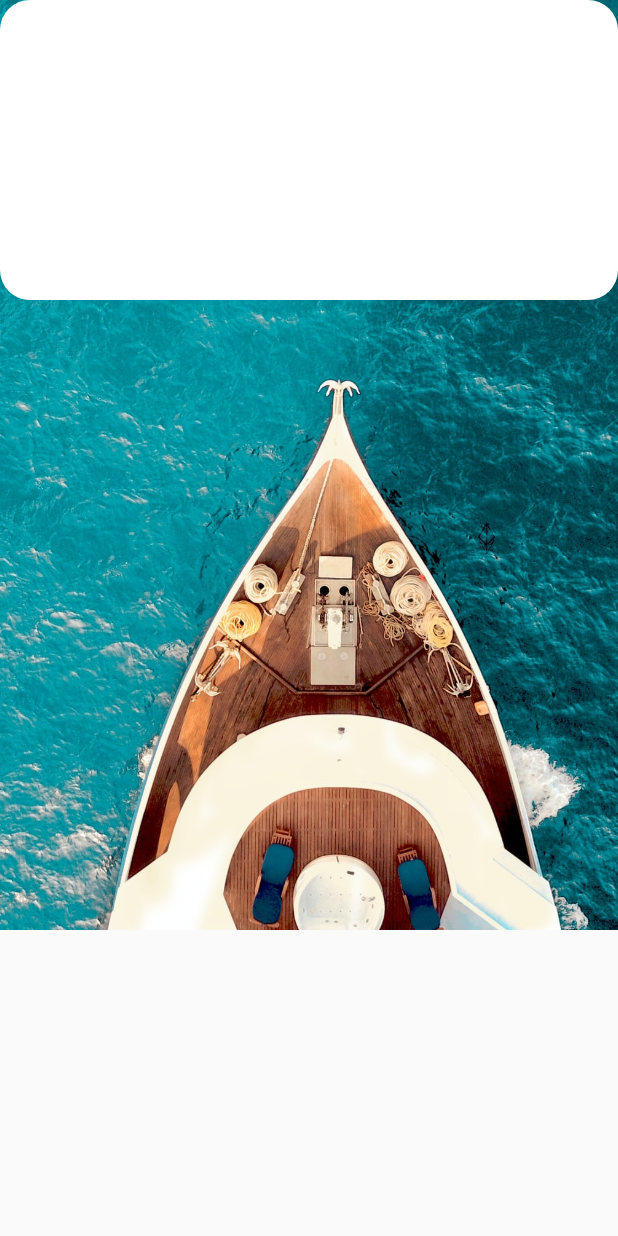
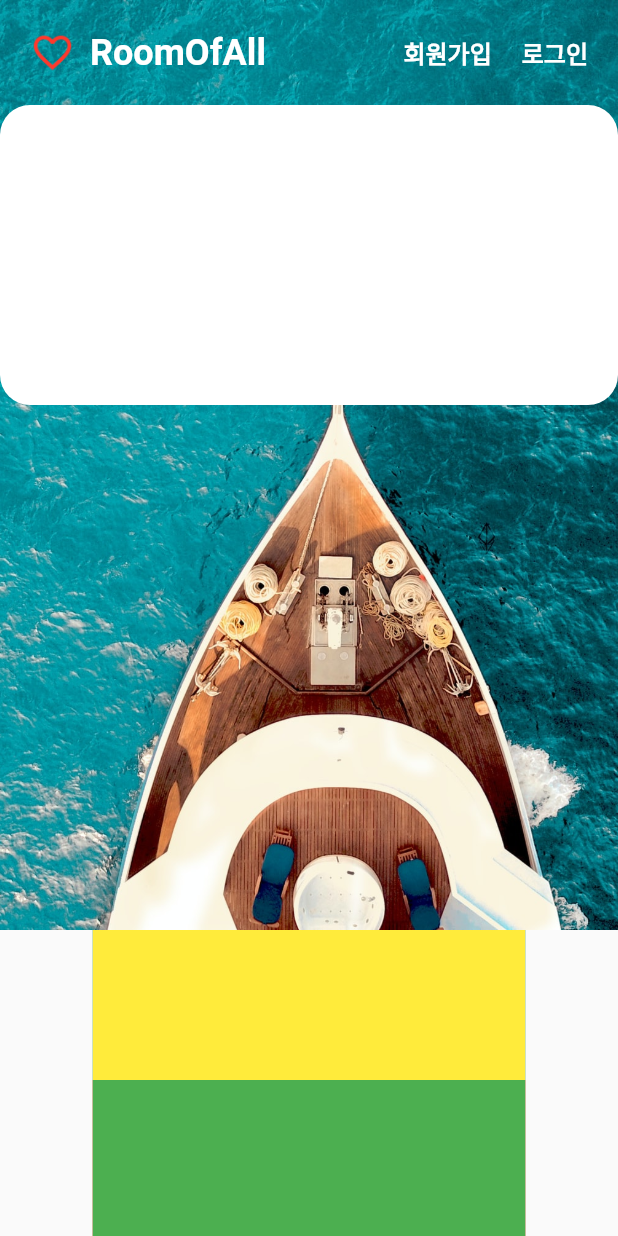
Before and after one commit to hyonna12/flutter-airbnb, a Flutter app: the screen it shows after launch, on a phone screen of 412 x 824 dp. Run offline on Flutter 3.47's test engine with Material 2 defaults, Android fonts, the phone set to English and light mode, and no system bars.

Commit message:
home_header_apppbar

```diff
--- /dev/null
+++ b/lib/components/common/logo.dart
@@ -0,0 +1,18 @@
+import 'package:flutter/material.dart';
+import 'package:flutter_airbnb/constants.dart';
+
+class Logo extends StatelessWidget {
+  const Logo({
+    Key? key,
+  }) : super(key: key);
+
+  @override
+  Widget build(BuildContext context) {
+    return Image.asset(
+      "assets/logo.png",
+      width: 30,
+      height: 30,
+      color: kAccentColor,
+    );
+  }
+}
--- a/lib/components/home/home_body.dart
+++ b/lib/components/home/home_body.dart
@@ -1,10 +1,24 @@
 import 'package:flutter/material.dart';
+import 'package:flutter_airbnb/components/home/home_body_popular.dart';
+import 'package:flutter_airbnb/components/home/home_header_banner.dart';
+import 'package:flutter_airbnb/size.dart';
 
 class HomeBody extends StatelessWidget {
   const HomeBody({Key? key}) : super(key: key);
 
   @override
   Widget build(BuildContext context) {
-    return Container();
+    return Align(
+      alignment: Alignment.center,
+      child: SizedBox(
+        width: getBodyWidth(context),
+        child: Column(
+          children: [
+            HomeBodyBanner(),
+            HomeBodyPopualr(),
+          ],
+        ),
+      ),
+    );
   }
 }
--- a/lib/components/home/home_body_popular.dart
+++ b/lib/components/home/home_body_popular.dart
@@ -0,0 +1,41 @@
+import 'package:flutter/material.dart';
+import 'package:flutter_airbnb/components/home/home_body_popular_item.dart';
+
+class HomeBodyPopualr extends StatelessWidget {
+  const HomeBodyPopualr({Key? key}) : super(key: key);
+
+  @override
+  Widget build(BuildContext context) {
+    return Column(
+      // column은 가운데 정렬
+      // 왼쪽 정렬하려면 crossaxisalign
+      crossAxisAlignment: CrossAxisAlignment.start,
+      children: [
+        _buildPopularTitle(),
+        _buildPopularList(),
+      ],
+    );
+  }
+
+  Widget _buildPopularTitle() {
+    return SizedBox();
+  }
+
+  Widget _buildPopularList() {
+    return Container(
+      // 나중에 빼기
+      color: Colors.red,
+      child: Wrap(
+        // row 는 깨짐
+        children: [
+          // 사진을 선택하기 위해 id 값 필요
+          HomeBodyPopularItem(id: 0),
+          SizedBox(width: 7.5), // 남는 공간이 15니까 (전체 width에서 -5씩 해줬음) spacer 해도됨
+          HomeBodyPopularItem(id: 1),
+          SizedBox(width: 7.5),
+          HomeBodyPopularItem(id: 2),
+        ],
+      ),
+    );
+  }
+}
--- a/lib/components/home/home_body_popular_item.dart
+++ b/lib/components/home/home_body_popular_item.dart
@@ -0,0 +1,56 @@
+import 'package:flutter/material.dart';
+import 'package:flutter_airbnb/size.dart';
+
+class HomeBodyPopularItem extends StatelessWidget {
+  HomeBodyPopularItem({required this.id, Key? key}) : super(key: key);
+  // {}내부는 선택적 매개변수 - 넣어도 되고 안넣어도 됨
+  // 꼭 받아야하는 건 required 걸기
+// final은 클래스가 new될때 초기화돼야함
+  final id;
+  final popularList = [
+    "p1.jpeg",
+    "p2.jpeg",
+    "p3.jpeg",
+  ];
+
+  @override
+  Widget build(BuildContext context) {
+    // container의 크기
+    // 전체 1000이라면 populatitemWidth = 700/3 -5 = 228
+    double popularitemWidth = getBodyWidth(context) / 3 - 5;
+
+    return Container(
+      color: Colors.green,
+      height: 200,
+      width: popularitemWidth,
+      // 나중에 지웠다 추가했다 해보기
+      constraints: BoxConstraints(
+        minWidth: 320, // 최소값 - 가장 작은 디바이스 크기
+      ),
+      child: Column(
+        children: [
+          _buildPopulaItemImage(),
+          _buildPopularItemStar(),
+          _buildPopularItemComment(),
+          _buildPopularItemUserInfo(),
+        ],
+      ),
+    );
+  }
+
+  Widget _buildPopulaItemImage() {
+    return SizedBox();
+  }
+
+  Widget _buildPopularItemStar() {
+    return SizedBox();
+  }
+
+  Widget _buildPopularItemComment() {
+    return SizedBox();
+  }
+
+  Widget _buildPopularItemUserInfo() {
+    return SizedBox();
+  }
+}
--- a/lib/components/home/home_header.dart
+++ b/lib/components/home/home_header.dart
@@ -9,8 +9,10 @@ class HomeHeader extends StatelessWidget {
   @override
   Widget build(BuildContext context) {
     // 백그라운드 이미지 넣기
-    return Container(
+    return SizedBox(
+      width: double.infinity,
       height: header_height,
+      child: Container(
         decoration: BoxDecoration(
           image: DecorationImage(
             image: AssetImage("assets/background.jpeg"),
@@ -23,6 +25,7 @@ class HomeHeader extends StatelessWidget {
             HomeHeaderForm(),
           ],
         ),
+      ),
     );
   }
 }
--- a/lib/components/home/home_header_appbar.dart
+++ b/lib/components/home/home_header_appbar.dart
@@ -1,25 +1,48 @@
 import 'package:flutter/material.dart';
+import 'package:flutter_airbnb/components/common/logo.dart';
+import 'package:flutter_airbnb/size.dart';
+import 'package:flutter_airbnb/styles.dart';
 
 class HomeHeaderAppBar extends StatelessWidget {
   const HomeHeaderAppBar({Key? key}) : super(key: key);
 
   @override
   Widget build(BuildContext context) {
-    return Row(
-      children: [
-        _buildAppBarLogo(),
-        Spacer(), // 사이 띄우기
-        _buildAppBarMenu(),
-      ],
+    return Padding(
+      padding: const EdgeInsets.all(gap_m),
+      child: Row(
+        children: [
+          _buildAppBarLogo(),
+          Spacer(), // 사이 띄우기
+          _buildAppBarMenu(),
+        ],
+      ),
     );
   }
 
   // 로고, 이름 / 로그인, 회원가입 메서드화
   Widget _buildAppBarLogo() {
-    return SizedBox();
+    return Row(
+      children: [
+        Logo(),
+        SizedBox(
+          width: gap_s,
+        ),
+        Text(
+          "RoomOfAll",
+          style: h5(mColor: Colors.white),
+        ),
+      ],
+    );
   }
 
   Widget _buildAppBarMenu() {
-    return SizedBox();
+    return Row(
+      children: [
+        Text("회원가입", style: subtitle1(mColor: Colors.white)),
+        SizedBox(width: gap_m),
+        Text("로그인", style: subtitle1(mColor: Colors.white)),
+      ],
+    );
   }
 }
--- a/lib/components/home/home_header_banner.dart
+++ b/lib/components/home/home_header_banner.dart
@@ -0,0 +1,31 @@
+import 'package:flutter/material.dart';
+
+class HomeBodyBanner extends StatelessWidget {
+  const HomeBodyBanner({Key? key}) : super(key: key);
+
+  @override
+  Widget build(BuildContext context) {
+    return Stack(
+      // 이미지 밑에 깔고 달아줌
+      // 나중에
+      children: [
+        _buildBannerImage(),
+        _buildBannerCaption(),
+      ],
+    );
+  }
+
+  Widget _buildBannerImage() {
+    return Container(
+      height: 100,
+      color: Colors.blue,
+    );
+  }
+
+  Widget _buildBannerCaption() {
+    return Container(
+      height: 100,
+      color: Colors.yellow,
+    );
+  }
+}
--- a/lib/constants.dart
+++ b/lib/constants.dart
@@ -1,7 +1,7 @@
 import 'package:flutter/material.dart';
 
 // 색상 정의
-const kAccountColor = Color(0xFFFF382C);
+const kAccentColor = Color(0xFFFF382C);
 // 변수가 다 1급객체여서 new 안해도 heap에 뜸
 // 한번만 메모리에 뜨면 되는것을 const를 붙임
 // final은 읽을 때마다 메모리에 뜸
--- a/lib/main.dart
+++ b/lib/main.dart
@@ -12,6 +12,7 @@ class MyApp extends StatelessWidget {
   @override
   Widget build(BuildContext context) {
     return MaterialApp(
+      debugShowCheckedModeBanner: false,
       home: HomePage(),
     );
   }
```
Lines whose indentation alone changed are shown as unchanged.
